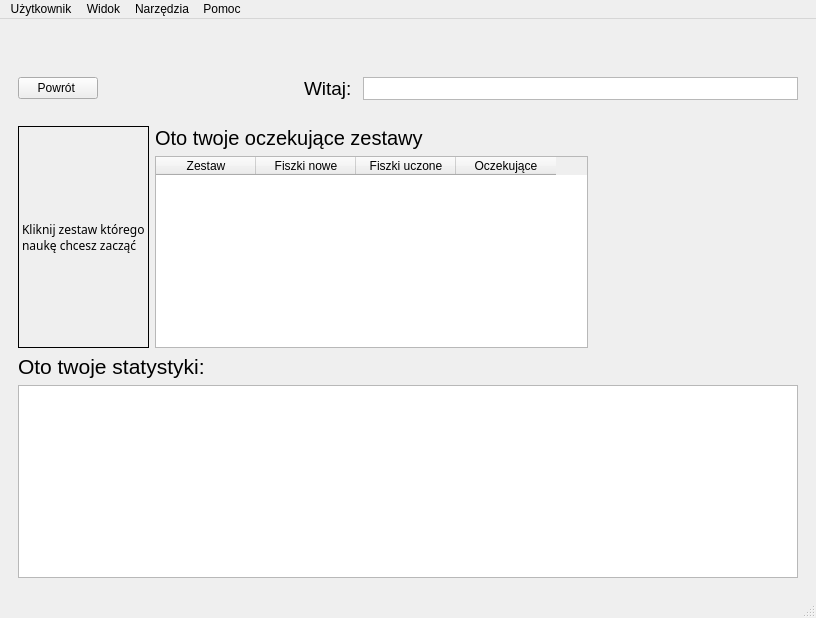
Above: src/qt_ui/mainwindow.ui from Michalmo12345/FlashcardQTApp before the change. Below: the same form after it.
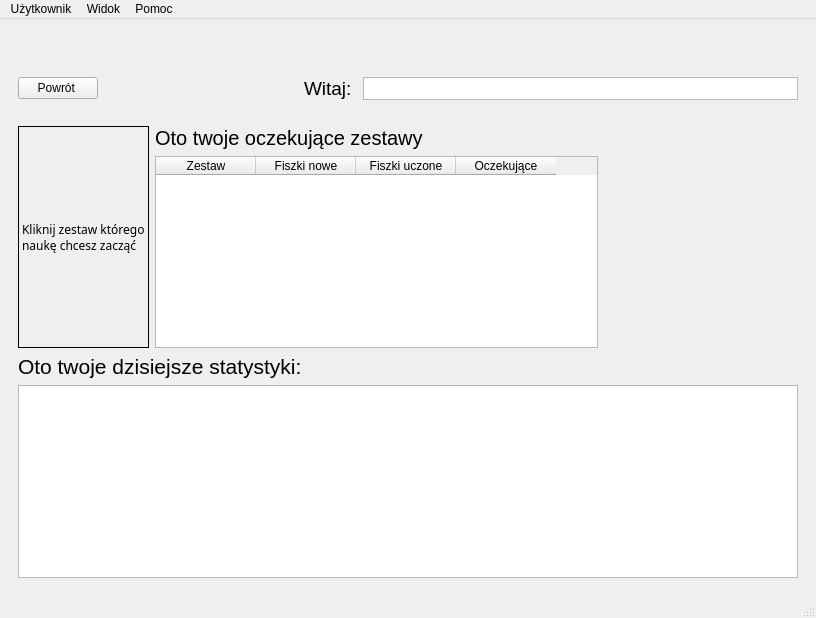
That is the form after the change. The open tabs and pages were chosen to show the change.

```diff
--- a/src/qt_ui/mainwindow.ui
+++ b/src/qt_ui/mainwindow.ui
@@ -662,7 +662,7 @@
             </property>
             <property name="sizeHint" stdset="0">
              <size>
-              <width>210</width>
+              <width>200</width>
               <height>50</height>
              </size>
             </property>
@@ -681,7 +681,7 @@
            </font>
           </property>
           <property name="text">
-           <string>Oto twoje statystyki:</string>
+           <string>Oto twoje dzisiejsze statystyki:</string>
           </property>
          </widget>
         </item>
@@ -755,11 +755,6 @@
     </property>
     <addaction name="actionFullScreen"/>
    </widget>
-   <widget class="QMenu" name="menuNarz_dzia">
-    <property name="title">
-     <string>Narzędzia</string>
-    </property>
-   </widget>
    <widget class="QMenu" name="menuPomoc">
     <property name="title">
      <string>Pomoc</string>
@@ -768,7 +763,6 @@
    </widget>
    <addaction name="menuU_ytkownik"/>
    <addaction name="menuWidok"/>
-   <addaction name="menuNarz_dzia"/>
    <addaction name="menuPomoc"/>
   </widget>
   <action name="actionProfile">
```
Left out of the diff: 5 changed lines with no effect on the pictures.
